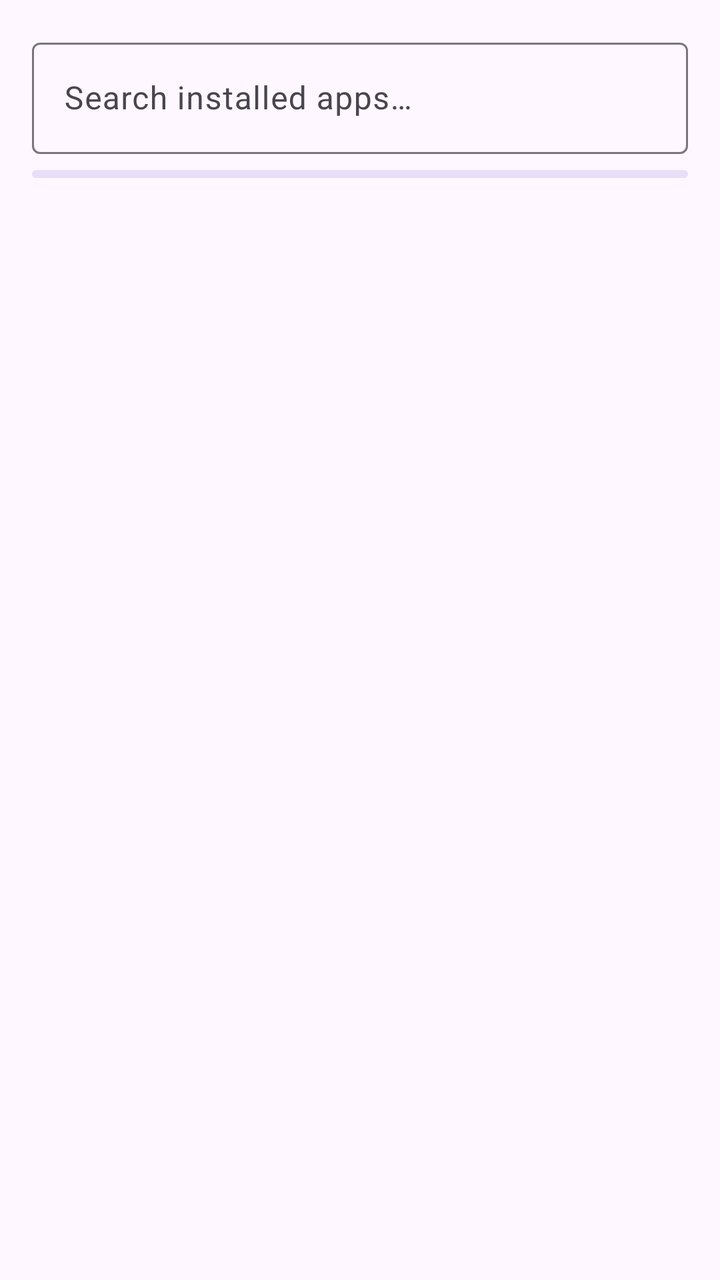
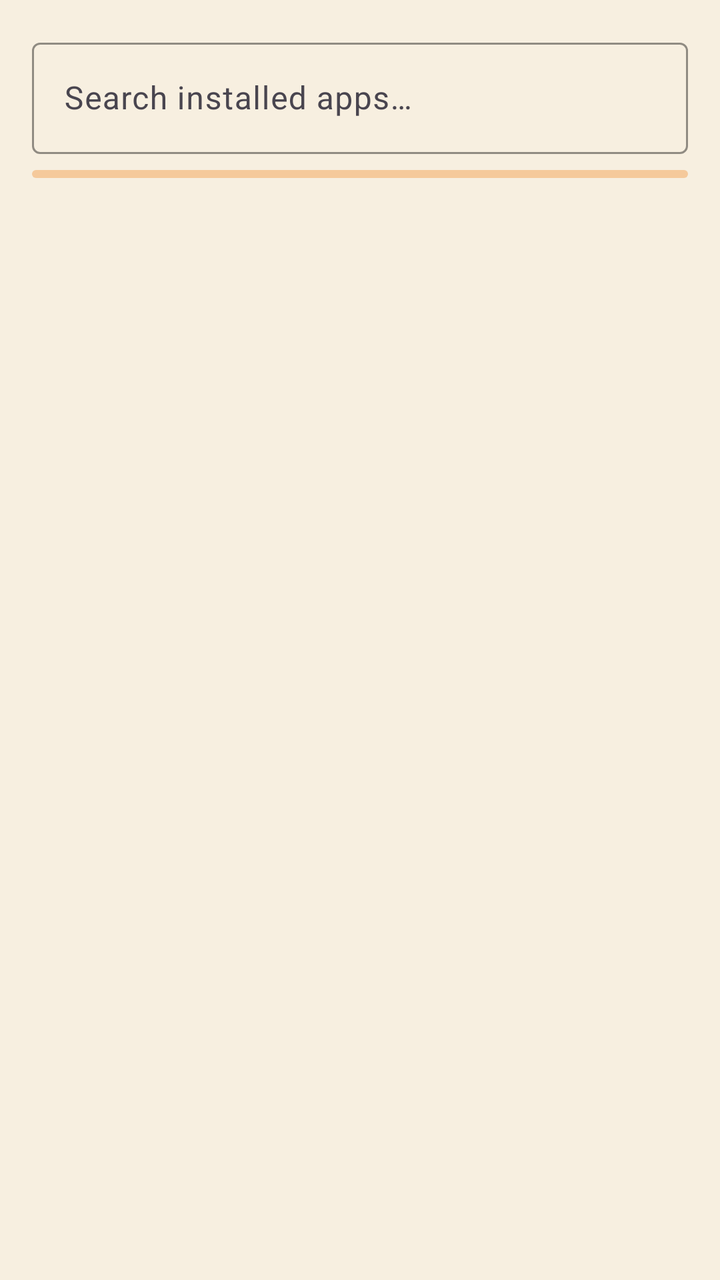

The first picture is an Android layout as it rendered before a commit; the second is the same layout after the commit. The layout source and the unified diff follow.
<!-- AndroidManifest.xml: application theme Theme.Shizutify -->
<!-- res/layout/dialog_app_picker.xml -->
<?xml version="1.0" encoding="utf-8"?>
<LinearLayout xmlns:android="http://schemas.android.com/apk/res/android"
    xmlns:app="http://schemas.android.com/apk/res-auto"
    android:layout_width="match_parent"
    android:layout_height="match_parent"
    android:orientation="vertical"
    android:padding="16dp">

    <com.google.android.material.textfield.TextInputLayout
        style="@style/Widget.Material3.TextInputLayout.OutlinedBox"
        android:layout_width="match_parent"
        android:layout_height="wrap_content"
        android:hint="@string/search_apps_hint"
        app:endIconMode="clear_text">

        <com.google.android.material.textfield.TextInputEditText
            android:id="@+id/etSearchApps"
            android:layout_width="match_parent"
            android:layout_height="wrap_content"
            android:inputType="text" />
    </com.google.android.material.textfield.TextInputLayout>

    <com.google.android.material.progressindicator.LinearProgressIndicator
        android:id="@+id/progressBar"
        android:layout_width="match_parent"
        android:layout_height="wrap_content"
        android:layout_marginTop="8dp"
        android:indeterminate="true" />

    <androidx.recyclerview.widget.RecyclerView
        android:id="@+id/rvApps"
        android:layout_width="match_parent"
        android:layout_height="420dp"
        android:layout_marginTop="8dp" />

</LinearLayout>
<!-- resources referenced by this layout -->
<resources>
  <string name="search_apps_hint">Search installed apps…</string>
  <style name="Theme.Shizutify" parent="Theme.Material3.DayNight.NoActionBar">
          <item name="android:statusBarColor">@android:color/transparent</item>
      </style>
</resources>

<!-- the commit's change to res/layout/dialog_app_picker.xml (unified diff, before → after) -->
@@ -3,6 +3,7 @@
     xmlns:app="http://schemas.android.com/apk/res-auto"
     android:layout_width="match_parent"
     android:layout_height="match_parent"
+    android:background="@color/surface_card_cream"
     android:orientation="vertical"
     android:padding="16dp">
 
@@ -11,13 +12,17 @@
         android:layout_width="match_parent"
         android:layout_height="wrap_content"
         android:hint="@string/search_apps_hint"
-        app:endIconMode="clear_text">
+        app:boxStrokeColor="@color/espresso_brown"
+        app:endIconMode="clear_text"
+        app:endIconTint="@color/espresso_brown"
+        app:hintTextColor="@color/espresso_brown">
 
         <com.google.android.material.textfield.TextInputEditText
             android:id="@+id/etSearchApps"
             android:layout_width="match_parent"
             android:layout_height="wrap_content"
-            android:inputType="text" />
+            android:inputType="text"
+            android:textColor="@color/espresso_brown" />
     </com.google.android.material.textfield.TextInputLayout>
 
     <com.google.android.material.progressindicator.LinearProgressIndicator
@@ -25,7 +30,8 @@
         android:layout_width="match_parent"
         android:layout_height="wrap_content"
         android:layout_marginTop="8dp"
-        android:indeterminate="true" />
+        android:indeterminate="true"
+        app:indicatorColor="@color/primary_terracotta" />
 
     <androidx.recyclerview.widget.RecyclerView
         android:id="@+id/rvApps"
<!-- resource entries referenced after the edit -->
@@ -1,8 +1,26 @@
 <!-- resources referenced by this layout -->
 <resources>
+  <color name="espresso_brown">#4A2E1B</color>
+  <color name="primary_terracotta">#A84323</color>
+  <color name="surface_card_cream">#F7EFE0</color>
   <string name="search_apps_hint">Search installed apps…</string>
-  <style name="Theme.Shizutify" parent="Theme.Material3.DayNight.NoActionBar">
+  <style name="Theme.Shizutify" parent="Theme.Material3.Light.NoActionBar">
+          <item name="android:windowBackground">@color/bg_alabaster</item>
+          <item name="colorPrimary">@color/primary_terracotta</item>
+          <item name="colorOnPrimary">@color/surface_cream</item>
+          <item name="colorSurface">@color/surface_cream</item>
+          <item name="colorOnSurface">@color/espresso_brown</item>
+          <item name="colorSecondaryContainer">@color/accent_peach</item>
+          <item name="colorOnSecondaryContainer">@color/espresso_brown</item>
+  
+          
           <item name="android:statusBarColor">@android:color/transparent</item>
+          <item name="android:navigationBarColor">@android:color/transparent</item>
+          <item name="android:windowLightStatusBar">true</item>
+          <item name="android:windowLightNavigationBar" tools:targetApi="o_mr1">true</item>
       </style>
+  <color name="bg_alabaster">#FAFAFA</color>
+  <color name="surface_cream">#F3E9D2</color>
+  <color name="accent_peach">#F5C99B</color>
 </resources>
 
